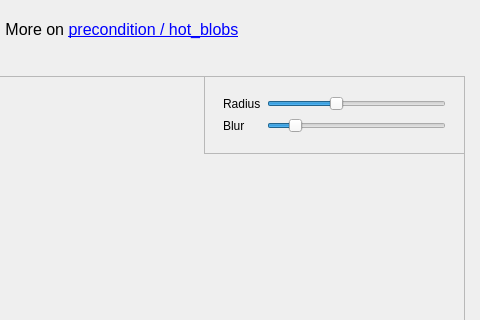
Before: the Qt Designer form demo/simpleheat_replica/ui.ui in precondition/hot_blobs, drawn with Qt 5; both pictures show x 546 to 1026 and y 0 to 320 of the 1026 by 687 pixel window.
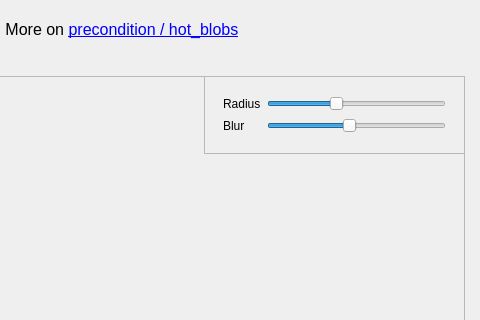
After: the same form once the commit is applied. Custom widgets are drawn as their Qt base class.

Commit message: Change default blur in demo slider to fit default stamp value in the library

```diff
--- a/demo/simpleheat_replica/ui.ui
+++ b/demo/simpleheat_replica/ui.ui
@@ -146,10 +146,10 @@
                <number>10</number>
               </property>
               <property name="maximum">
-               <number>50</number>
+               <number>100</number>
               </property>
               <property name="value">
-               <number>15</number>
+               <number>51</number>
               </property>
               <property name="orientation">
                <enum>Qt::Horizontal</enum>
```
The commit also changes 2 other files.
